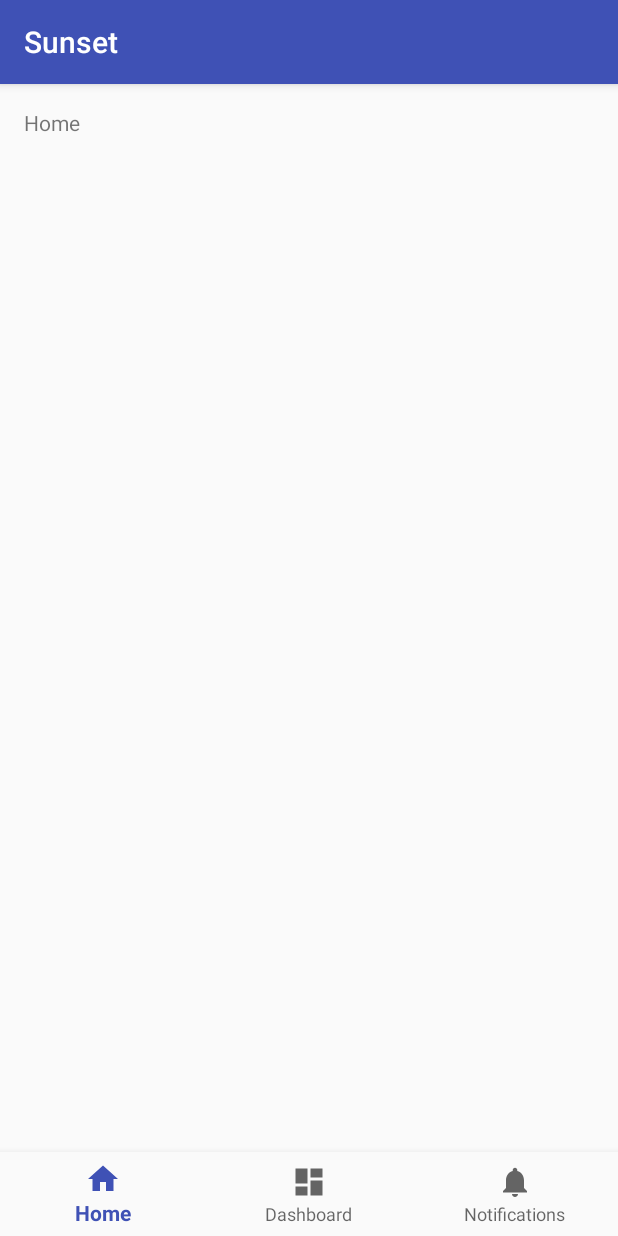
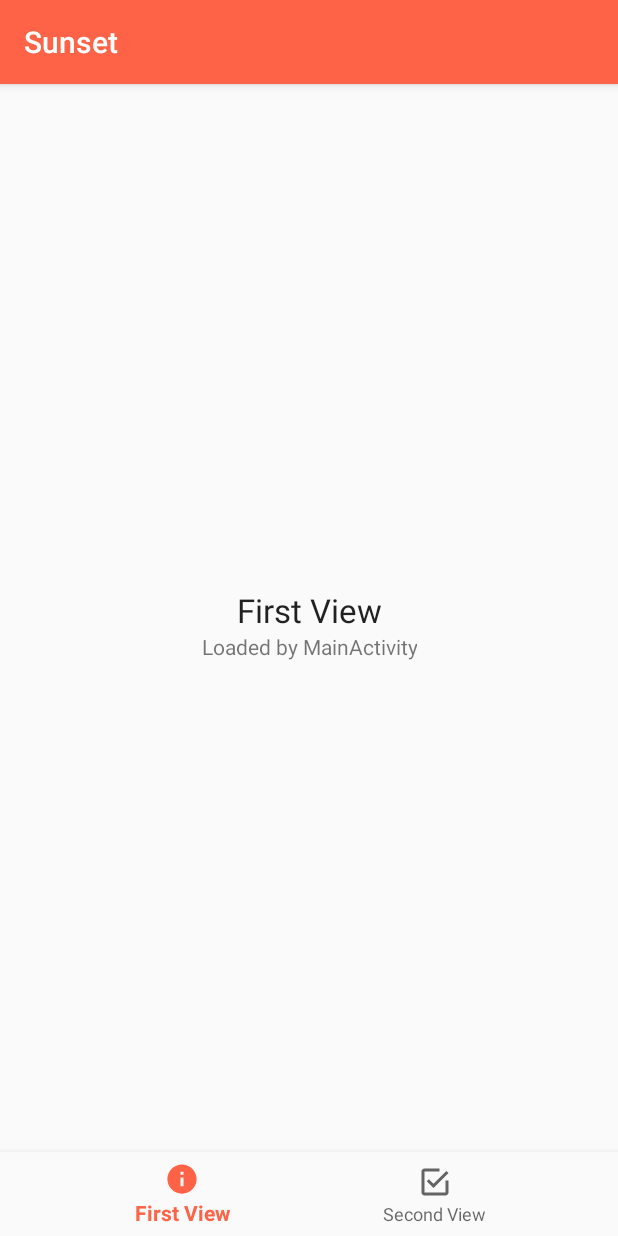
Before and after one commit to DylanVann/react-native-sunsetting, an Android app: the screen it shows after launch (MainActivity), on a phone screen of 412 x 824 dp. Run offline under Robolectric (Android 15) with nearby library versions, the phone set to English and light mode, and no system bars.

Commit message:
Implement tabs in Android.

```diff
--- a/example-kotlin/app/build.gradle
+++ b/example-kotlin/app/build.gradle
@@ -8,7 +8,7 @@ android {
     compileSdkVersion 27
     defaultConfig {
         applicationId "com.dylanvann.sunset"
-        minSdkVersion 15
+        minSdkVersion 21
         targetSdkVersion 27
         versionCode 1
         versionName "1.0"
@@ -20,11 +20,12 @@ android {
             proguardFiles getDefaultProguardFile('proguard-android.txt'), 'proguard-rules.pro'
         }
     }
+    buildToolsVersion '28.0.1'
 }
 
 dependencies {
-    implementation fileTree(dir: 'libs', include: ['*.jar'])
-    implementation"org.jetbrains.kotlin:kotlin-stdlib-jdk7:$kotlin_version"
+    implementation fileTree(include: ['*.jar'], dir: 'libs')
+    implementation "org.jetbrains.kotlin:kotlin-stdlib-jdk7:$kotlin_version"
     implementation 'com.android.support:appcompat-v7:27.1.1'
     implementation 'com.android.support:design:27.1.1'
     implementation 'com.android.support.constraint:constraint-layout:1.1.2'
--- a/example-kotlin/app/src/main/java/com/dylanvann/sunset/MainActivity.kt
+++ b/example-kotlin/app/src/main/java/com/dylanvann/sunset/MainActivity.kt
@@ -10,15 +10,13 @@ class MainActivity : AppCompatActivity() {
     private val mOnNavigationItemSelectedListener = BottomNavigationView.OnNavigationItemSelectedListener { item ->
         when (item.itemId) {
             R.id.navigation_home -> {
-                message.setText(R.string.title_home)
+                page_title.setText(R.string.title_first)
+                description.setText(R.string.description_first)
                 return@OnNavigationItemSelectedListener true
             }
             R.id.navigation_dashboard -> {
-                message.setText(R.string.title_dashboard)
-                return@OnNavigationItemSelectedListener true
-            }
-            R.id.navigation_notifications -> {
-                message.setText(R.string.title_notifications)
+                page_title.setText(R.string.title_second)
+                description.setText(R.string.description_second)
                 return@OnNavigationItemSelectedListener true
             }
         }
--- /dev/null
+++ b/example-kotlin/app/src/main/res/drawable-v24/ic_checkbox.xml
@@ -0,0 +1,5 @@
+<?xml version="1.0" encoding="utf-8"?>
+<selector xmlns:android="http://schemas.android.com/apk/res/android">
+    <item android:drawable="@drawable/ic__ionicons_svg_md_checkbox" android:state_checked="true" />
+    <item android:drawable="@drawable/ic__ionicons_svg_md_checkbox_outline" />
+</selector>
--- /dev/null
+++ b/example-kotlin/app/src/main/res/drawable/ic__ionicons_svg_md_checkbox.xml
@@ -0,0 +1,4 @@
+<vector android:height="24dp" android:viewportHeight="512"
+    android:viewportWidth="512" android:width="24dp" xmlns:android="http://schemas.android.com/apk/res/android">
+    <path android:fillColor="#FF000000" android:pathData="M405.333,64L106.667,64C83.198,64 64,83.198 64,106.667v298.666C64,428.802 83.198,448 106.667,448h298.666C428.802,448 448,428.802 448,405.333L448,106.667C448,83.198 428.802,64 405.333,64zM213.333,362.667L106.667,256l29.864,-29.864 76.802,76.802 162.136,-162.136 29.864,29.865 -192,192z"/>
+</vector>
--- /dev/null
+++ b/example-kotlin/app/src/main/res/drawable/ic__ionicons_svg_md_checkbox_outline.xml
@@ -0,0 +1,4 @@
+<vector android:height="24dp" android:viewportHeight="512"
+    android:viewportWidth="512" android:width="24dp" xmlns:android="http://schemas.android.com/apk/res/android">
+    <path android:fillColor="#FF000000" android:pathData="M168.531,215.469l-29.864,29.864 96,96L448,128l-29.864,-29.864 -183.469,182.395 -66.136,-65.062zM405.333,405.333L106.667,405.333L106.667,106.667L320,106.667L320,64L106.667,64C83.198,64 64,83.198 64,106.667v298.666C64,428.802 83.198,448 106.667,448h298.666C428.802,448 448,428.802 448,405.333L448,234.667h-42.667v170.666z"/>
+</vector>
--- /dev/null
+++ b/example-kotlin/app/src/main/res/drawable/ic__ionicons_svg_md_information_circle.xml
@@ -0,0 +1,4 @@
+<vector android:height="24dp" android:viewportHeight="512"
+    android:viewportWidth="512" android:width="24dp" xmlns:android="http://schemas.android.com/apk/res/android">
+    <path android:fillColor="#FF000000" android:pathData="M256,48C141.2,48 48,141.2 48,256s93.2,208 208,208 208,-93.2 208,-208S370.8,48 256,48zM277,360h-42L235,235h42v125zM277,194h-42v-42h42v42z"/>
+</vector>
--- /dev/null
+++ b/example-kotlin/app/src/main/res/drawable/ic__ionicons_svg_md_information_circle_outline.xml
@@ -0,0 +1,5 @@
+<vector android:height="24dp" android:viewportHeight="512"
+    android:viewportWidth="512" android:width="24dp" xmlns:android="http://schemas.android.com/apk/res/android">
+    <path android:fillColor="#FF000000" android:pathData="M256,90c44.3,0 86,17.3 117.4,48.6C404.7,170 422,211.7 422,256s-17.3,86 -48.6,117.4C342,404.7 300.3,422 256,422s-86,-17.3 -117.4,-48.6C107.3,342 90,300.3 90,256s17.3,-86 48.6,-117.4C170,107.3 211.7,90 256,90m0,-42C141.1,48 48,141.1 48,256s93.1,208 208,208 208,-93.1 208,-208S370.9,48 256,48z"/>
+    <path android:fillColor="#FF000000" android:pathData="M277,360h-42L235,235h42v125zM277,194h-42v-42h42v42z"/>
+</vector>
--- a/example-kotlin/app/src/main/res/drawable/ic_dashboard_black_24dp.xml
+++ /dev/null
@@ -1,9 +0,0 @@
-<vector xmlns:android="http://schemas.android.com/apk/res/android"
-    android:width="24dp"
-    android:height="24dp"
-    android:viewportHeight="24.0"
-    android:viewportWidth="24.0">
-    <path
-        android:fillColor="#FF000000"
-        android:pathData="M3,13h8L11,3L3,3v10zM3,21h8v-6L3,15v6zM13,21h8L21,11h-8v10zM13,3v6h8L21,3h-8z" />
-</vector>
--- a/example-kotlin/app/src/main/res/drawable/ic_home_black_24dp.xml
+++ /dev/null
@@ -1,9 +0,0 @@
-<vector xmlns:android="http://schemas.android.com/apk/res/android"
-    android:width="24dp"
-    android:height="24dp"
-    android:viewportHeight="24.0"
-    android:viewportWidth="24.0">
-    <path
-        android:fillColor="#FF000000"
-        android:pathData="M10,20v-6h4v6h5v-8h3L12,3 2,12h3v8z" />
-</vector>
--- /dev/null
+++ b/example-kotlin/app/src/main/res/drawable/ic_information.xml
@@ -0,0 +1,5 @@
+<?xml version="1.0" encoding="utf-8"?>
+<selector xmlns:android="http://schemas.android.com/apk/res/android">
+    <item android:drawable="@drawable/ic__ionicons_svg_md_information_circle" android:state_checked="true" />
+    <item android:drawable="@drawable/ic__ionicons_svg_md_information_circle_outline" />
+</selector>
--- a/example-kotlin/app/src/main/res/drawable/ic_notifications_black_24dp.xml
+++ /dev/null
@@ -1,9 +0,0 @@
-<vector xmlns:android="http://schemas.android.com/apk/res/android"
-    android:width="24dp"
-    android:height="24dp"
-    android:viewportHeight="24.0"
-    android:viewportWidth="24.0">
-    <path
-        android:fillColor="#FF000000"
-        android:pathData="M12,22c1.1,0 2,-0.9 2,-2h-4c0,1.1 0.89,2 2,2zM18,16v-5c0,-3.07 -1.64,-5.64 -4.5,-6.32L13.5,4c0,-0.83 -0.67,-1.5 -1.5,-1.5s-1.5,0.67 -1.5,1.5v0.68C7.63,5.36 6,7.92 6,11v5l-2,2v1h16v-1l-2,-2z" />
-</vector>
--- a/example-kotlin/app/src/main/res/layout/activity_main.xml
+++ b/example-kotlin/app/src/main/res/layout/activity_main.xml
@@ -8,22 +8,35 @@
     tools:context=".MainActivity">
 
     <TextView
-        android:id="@+id/message"
+        android:id="@+id/page_title"
         android:layout_width="wrap_content"
         android:layout_height="wrap_content"
-        android:layout_marginLeft="@dimen/activity_horizontal_margin"
-        android:layout_marginStart="@dimen/activity_horizontal_margin"
-        android:layout_marginTop="@dimen/activity_vertical_margin"
-        android:text="@string/title_home"
-        app:layout_constraintLeft_toLeftOf="parent"
-        app:layout_constraintTop_toTopOf="parent" />
+        android:layout_marginTop="8dp"
+        android:text="@string/title_first"
+        android:textAppearance="@android:style/TextAppearance.Material.Large"
+        app:layout_constraintBottom_toTopOf="@+id/description"
+        app:layout_constraintEnd_toEndOf="parent"
+        app:layout_constraintHorizontal_bias="0.5"
+        app:layout_constraintStart_toStartOf="parent"
+        app:layout_constraintTop_toTopOf="parent"
+        app:layout_constraintVertical_chainStyle="packed" />
+
+    <TextView
+        android:id="@+id/description"
+        android:layout_width="wrap_content"
+        android:layout_height="wrap_content"
+        android:gravity="center"
+        android:text="@string/description_first"
+        app:layout_constraintBottom_toTopOf="@+id/navigation"
+        app:layout_constraintEnd_toEndOf="parent"
+        app:layout_constraintHorizontal_bias="0.5"
+        app:layout_constraintStart_toStartOf="parent"
+        app:layout_constraintTop_toBottomOf="@+id/page_title" />
 
     <android.support.design.widget.BottomNavigationView
         android:id="@+id/navigation"
         android:layout_width="0dp"
         android:layout_height="wrap_content"
-        android:layout_marginEnd="0dp"
-        android:layout_marginStart="0dp"
         android:background="?android:attr/windowBackground"
         app:layout_constraintBottom_toBottomOf="parent"
         app:layout_constraintLeft_toLeftOf="parent"
--- a/example-kotlin/app/src/main/res/menu/navigation.xml
+++ b/example-kotlin/app/src/main/res/menu/navigation.xml
@@ -3,17 +3,12 @@
 
     <item
         android:id="@+id/navigation_home"
-        android:icon="@drawable/ic_home_black_24dp"
-        android:title="@string/title_home" />
+        android:icon="@drawable/ic_information"
+        android:title="@string/title_first" />
 
     <item
         android:id="@+id/navigation_dashboard"
-        android:icon="@drawable/ic_dashboard_black_24dp"
-        android:title="@string/title_dashboard" />
-
-    <item
-        android:id="@+id/navigation_notifications"
-        android:icon="@drawable/ic_notifications_black_24dp"
-        android:title="@string/title_notifications" />
+        android:icon="@drawable/ic_checkbox"
+        android:title="@string/title_second" />
 
 </menu>
--- a/example-kotlin/app/src/main/res/values/colors.xml
+++ b/example-kotlin/app/src/main/res/values/colors.xml
@@ -1,6 +1,6 @@
 <?xml version="1.0" encoding="utf-8"?>
 <resources>
-    <color name="colorPrimary">#3F51B5</color>
-    <color name="colorPrimaryDark">#303F9F</color>
-    <color name="colorAccent">#FF4081</color>
+    <color name="colorPrimary">#FF6347</color>
+    <color name="colorPrimaryDark">#FF6347</color>
+    <color name="colorAccent">#FF6347</color>
 </resources>
--- a/example-kotlin/app/src/main/res/values/strings.xml
+++ b/example-kotlin/app/src/main/res/values/strings.xml
@@ -1,6 +1,7 @@
 <resources>
     <string name="app_name">Sunset</string>
-    <string name="title_home">Home</string>
-    <string name="title_dashboard">Dashboard</string>
-    <string name="title_notifications">Notifications</string>
+    <string name="title_first">First View</string>
+    <string name="title_second">Second View</string>
+    <string name="description_first">Loaded by MainActivity</string>
+    <string name="description_second">Loaded by MainActivity</string>
 </resources>
```
Also changed, not shown: 1 other file.
